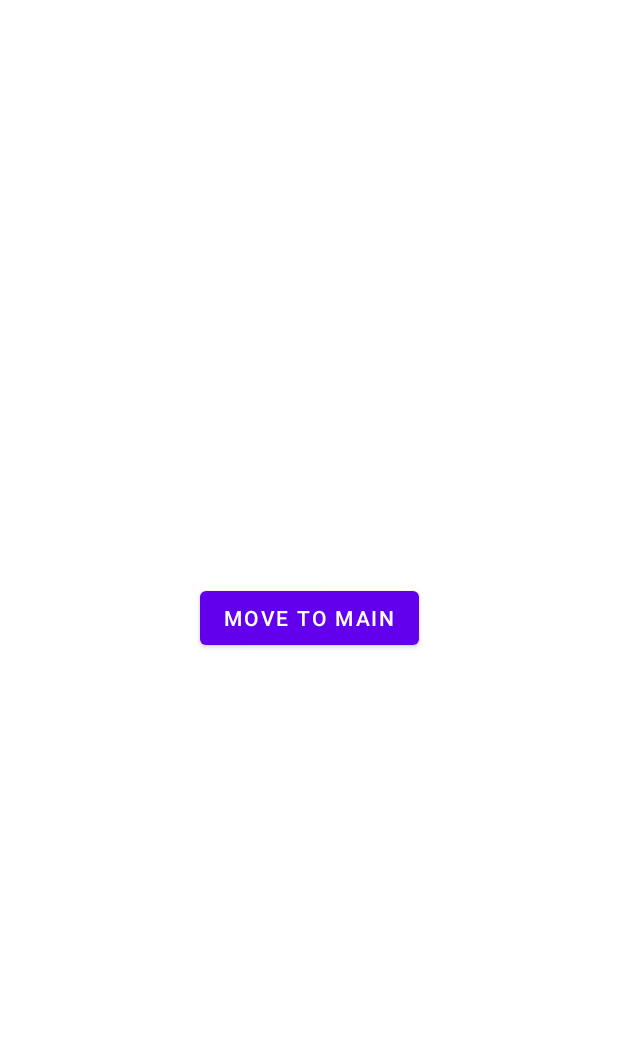
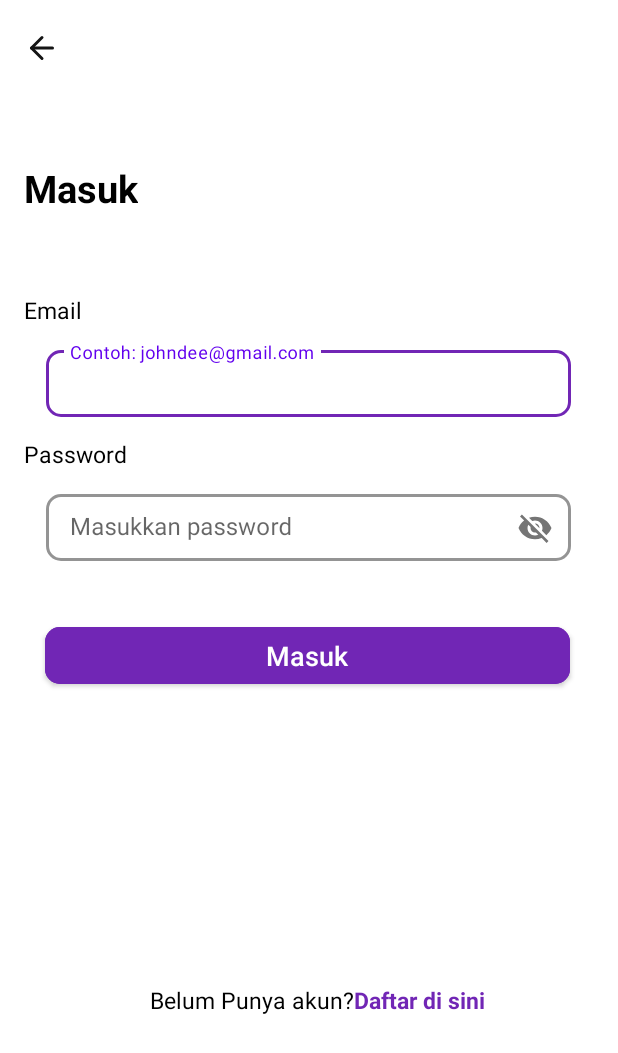
Before and after one commit to iwrrr/second-hand, an Android app: the screen it shows after launch (MainActivity), on a phone screen of 412 x 824 dp. Shown: the top 1053 px of the screen. Run offline under Robolectric (Android 15) with nearby library versions, the phone set to English and light mode, and no system bars; our stand-ins replace Dagger/Hilt's generated code.

Commit message:
add navigation adn fixing margin

```diff
--- a/app/src/main/java/id/binar/fp/secondhand/ui/auth/LoginFragment.kt
+++ b/app/src/main/java/id/binar/fp/secondhand/ui/auth/LoginFragment.kt
@@ -5,56 +5,43 @@ import androidx.fragment.app.Fragment
 import android.view.LayoutInflater
 import android.view.View
 import android.view.ViewGroup
+import androidx.navigation.fragment.findNavController
 import id.binar.fp.secondhand.R
+import id.binar.fp.secondhand.databinding.FragmentLoginBinding
 
-// TODO: Rename parameter arguments, choose names that match
-// the fragment initialization parameters, e.g. ARG_ITEM_NUMBER
-private const val ARG_PARAM1 = "param1"
-private const val ARG_PARAM2 = "param2"
-
-/**
- * A simple [Fragment] subclass.
- * Use the [LoginFragment.newInstance] factory method to
- * create an instance of this fragment.
- */
 class LoginFragment : Fragment() {
-    // TODO: Rename and change types of parameters
-    private var param1: String? = null
-    private var param2: String? = null
-
-    override fun onCreate(savedInstanceState: Bundle?) {
-        super.onCreate(savedInstanceState)
-        arguments?.let {
-            param1 = it.getString(ARG_PARAM1)
-            param2 = it.getString(ARG_PARAM2)
-        }
-    }
+    private var _binding:FragmentLoginBinding? = null
+    private val binding get() = _binding!!
 
     override fun onCreateView(
         inflater: LayoutInflater, container: ViewGroup?,
         savedInstanceState: Bundle?
     ): View? {
         // Inflate the layout for this fragment
-        return inflater.inflate(R.layout.fragment_login, container, false)
+        _binding = FragmentLoginBinding.inflate(inflater, container, false)
+        return binding.root
     }
 
-    companion object {
-        /**
-         * Use this factory method to create a new instance of
-         * this fragment using the provided parameters.
-         *
-         * @param param1 Parameter 1.
-         * @param param2 Parameter 2.
-         * @return A new instance of fragment LoginFragment.
-         */
-        // TODO: Rename and change types and number of parameters
-        @JvmStatic
-        fun newInstance(param1: String, param2: String) =
-            LoginFragment().apply {
-                arguments = Bundle().apply {
-                    putString(ARG_PARAM1, param1)
-                    putString(ARG_PARAM2, param2)
-                }
-            }
+    override fun onDestroy() {
+        super.onDestroy()
+        _binding = null
+    }
+
+    override fun onViewCreated(view: View, savedInstanceState: Bundle?) {
+        super.onViewCreated(view, savedInstanceState)
+        btnMasuk()
+        toRegisFrag()
+    }
+
+    private fun btnMasuk(){
+        binding.btnMasuk.setOnClickListener {
+            findNavController().navigate(R.id.action_loginFragment_to_mainFragment)
+        }
+    }
+
+    private fun toRegisFrag(){
+        binding.tvDaftarDisini.setOnClickListener{
+            findNavController().navigate(R.id.action_loginFragment_to_registerFragment)
+        }
     }
 }
--- a/app/src/main/res/layout/fragment_login.xml
+++ b/app/src/main/res/layout/fragment_login.xml
@@ -5,15 +5,14 @@
     android:id="@+id/frameLayout"
     android:layout_width="match_parent"
     android:layout_height="match_parent"
-    tools:context=".ui.auth.LoginFragment"
-    android:padding="10dp">
+    tools:context=".ui.auth.LoginFragment">
 
 
     <com.google.android.material.imageview.ShapeableImageView
         android:id="@+id/iv_arrow_left"
         android:layout_width="24dp"
         android:layout_height="24dp"
-        android:layout_marginStart="15dp"
+        android:layout_marginStart="16dp"
         android:layout_marginTop="20dp"
         android:src="@drawable/ic_arrow_left"
         app:layout_constraintStart_toStartOf="parent"
@@ -23,7 +22,7 @@
         android:id="@+id/tv_masuk"
         android:layout_width="wrap_content"
         android:layout_height="wrap_content"
-        android:layout_marginStart="15dp"
+        android:layout_marginStart="16dp"
         android:layout_marginTop="88dp"
         android:text="Masuk"
         android:textColor="@color/black"
@@ -36,7 +35,7 @@
         android:id="@+id/tv_email"
         android:layout_width="wrap_content"
         android:layout_height="wrap_content"
-        android:layout_marginStart="15dp"
+        android:layout_marginStart="16dp"
         android:layout_marginTop="88dp"
         android:text="Email"
         android:textColor="@color/black"
@@ -71,7 +70,7 @@
         android:id="@+id/tv_password"
         android:layout_width="wrap_content"
         android:layout_height="wrap_content"
-        android:layout_marginStart="15dp"
+        android:layout_marginStart="16dp"
         android:layout_marginTop="64dp"
         android:text="Password"
         android:textColor="@color/black"
--- a/app/src/main/res/navigation/auth_navigation.xml
+++ b/app/src/main/res/navigation/auth_navigation.xml
@@ -3,7 +3,7 @@
     xmlns:app="http://schemas.android.com/apk/res-auto"
     xmlns:tools="http://schemas.android.com/tools"
     android:id="@+id/main_navigation"
-    app:startDestination="@id/signInFragment">
+    app:startDestination="@id/loginFragment">
 
     <fragment
         android:id="@+id/signInFragment"
@@ -21,4 +21,21 @@
         android:name="id.binar.fp.secondhand.ui.main.MainFragment"
         android:label="fragment_main"
         tools:layout="@layout/fragment_main" />
+    <fragment
+        android:id="@+id/loginFragment"
+        android:name="id.binar.fp.secondhand.ui.auth.LoginFragment"
+        android:label="fragment_login"
+        tools:layout="@layout/fragment_login" >
+        <action
+            android:id="@+id/action_loginFragment_to_mainFragment"
+            app:destination="@id/mainFragment" />
+        <action
+            android:id="@+id/action_loginFragment_to_registerFragment"
+            app:destination="@id/registerFragment" />
+    </fragment>
+    <fragment
+        android:id="@+id/registerFragment"
+        android:name="id.binar.fp.secondhand.ui.auth.RegisterFragment"
+        android:label="fragment_register"
+        tools:layout="@layout/fragment_register" />
 </navigation>
```
Also changed, not shown: app/src/main/java/id/binar/fp/secondhand/ui/auth/RegisterFragment.kt (added, +60 -0 lines), app/src/main/res/layout/fragment_register.xml (added, +14 -0 lines).
